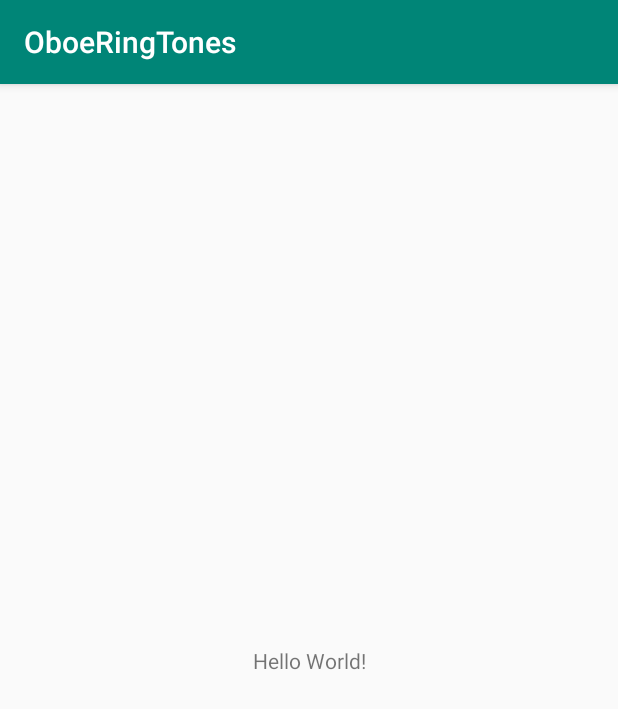
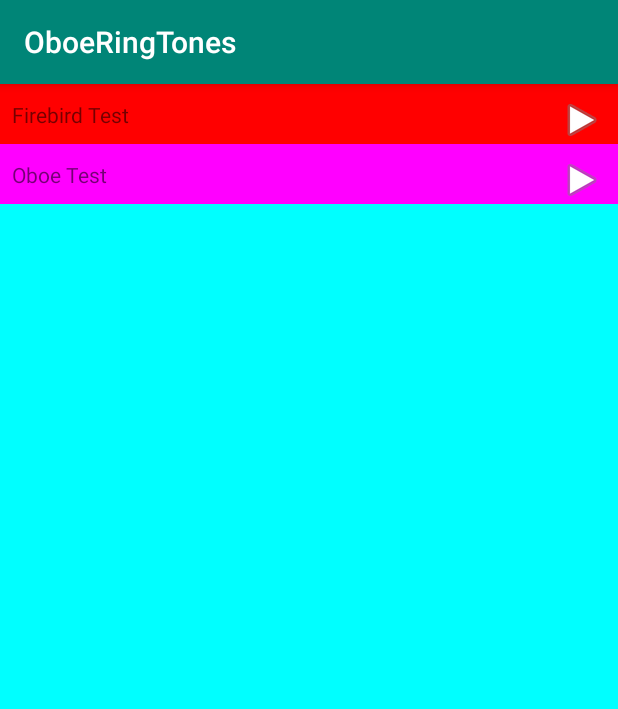
Before and after one commit to Jeffreyoboe1/OboeRingTones, an Android app: the screen it shows after launch (MainActivity), on a phone screen of 412 x 824 dp. Shown: the top 709 px of the screen. Run offline under Robolectric (Android 15) with nearby library versions, the light colour scheme and no system bars.

Commit message:
- The Recycler View now plays when I click play, some test files.  Sweet.  Next I need to see if I can actually add them to the ringtones, notifications, or alarms.

```diff
--- a/app/build.gradle
+++ b/app/build.gradle
@@ -30,4 +30,5 @@
     testImplementation 'junit:junit:4.12'
     androidTestImplementation 'com.android.support.test:runner:1.0.2'
     androidTestImplementation 'com.android.support.test.espresso:espresso-core:3.0.2'
+    implementation 'com.android.support:recyclerview-v7:28.0.0'
 }
--- a/app/src/main/java/padgett/com/oboeringtones/MainActivity.kt
+++ b/app/src/main/java/padgett/com/oboeringtones/MainActivity.kt
@@ -1,13 +1,51 @@
 package padgett.com.oboeringtones
 
+import android.graphics.Color
 import android.support.v7.app.AppCompatActivity
 import android.os.Bundle
+import android.support.v7.widget.LinearLayoutManager
+import kotlinx.android.synthetic.main.activity_main.*
 
 class MainActivity : AppCompatActivity() {
+
+    var musicList: ArrayList<OboeExcerpt> = arrayListOf()
+    var OboeExcerpt = OboeExcerpt("Firebird Test", R.raw.firebird_test)
+    var adapter: MyAdapter = MyAdapter(musicList)
+
 
     override fun onCreate(savedInstanceState: Bundle?) {
         super.onCreate(savedInstanceState)
         setContentView(R.layout.activity_main)
         // what up
+        // yo?
+
+        musicList.add(OboeExcerpt)
+        OboeExcerpt = OboeExcerpt("Oboe Test", R.raw.oboe_test)
+        musicList.add(OboeExcerpt)
+
+
+
+
+
+        recyclerlViewMain.setBackgroundColor(Color.CYAN);
+
+        recyclerlViewMain.layoutManager = LinearLayoutManager(this)
+        recyclerlViewMain.adapter = adapter
+
+
+
+
+
     }
+
+    override fun onStop() {
+            adapter.mediaPlayer?.stop()
+            adapter.mediaPlayer?.release()
+            adapter.mediaPlayer = null
+
+
+        super.onStop()
+    }
+
+
 }
--- /dev/null
+++ b/app/src/main/java/padgett/com/oboeringtones/MyAdapter.kt
@@ -0,0 +1,70 @@
+package padgett.com.oboeringtones
+
+import android.graphics.Color
+import android.media.MediaPlayer
+import android.support.v7.widget.RecyclerView
+import android.view.LayoutInflater
+import android.view.View
+import android.view.ViewGroup
+import android.widget.Toast
+import kotlinx.android.synthetic.main.viewholder.view.*
+
+class MyAdapter(val excerptList: ArrayList<OboeExcerpt>): RecyclerView.Adapter<MyViewHolder>() {
+
+var mediaPlayer: MediaPlayer? = MediaPlayer()
+
+
+
+
+    override fun onCreateViewHolder(p0: ViewGroup, p1: Int): MyViewHolder {
+
+        val layoutInflater = LayoutInflater.from(p0.context)
+        val viewForRow = layoutInflater.inflate(R.layout.viewholder, p0, false);
+
+
+        return MyViewHolder(viewForRow);
+    }
+
+    override fun getItemCount(): Int {
+
+        return excerptList.size
+    }
+
+    override fun onBindViewHolder(holder: MyViewHolder, position: Int) {
+
+        var title: String = excerptList.get(position).title
+        var excerpt: Int = excerptList.get(position).musicResource
+
+        holder.itemView.textView.setText(title)
+
+        holder.itemView.imageView.setOnClickListener {
+            if (mediaPlayer?.isPlaying() ?: false) {
+                mediaPlayer?.pause();
+
+
+
+            }
+
+            mediaPlayer = MediaPlayer.create(holder.itemView.context, excerpt);
+            mediaPlayer?.start();
+
+        }
+        if (position % 2 ==0) {
+            holder.itemView.setBackgroundColor(Color.RED)
+        } else {
+            holder.itemView.setBackgroundColor(Color.MAGENTA)
+
+        }
+
+
+
+    }
+
+
+
+}
+
+
+class MyViewHolder(view: View): RecyclerView.ViewHolder (view){
+
+}
--- /dev/null
+++ b/app/src/main/java/padgett/com/oboeringtones/OboeExcerpt.kt
@@ -0,0 +1,5 @@
+package padgett.com.oboeringtones
+
+data class OboeExcerpt(val title: String, val musicResource: Int) {
+
+}
--- a/app/src/main/res/layout/activity_main.xml
+++ b/app/src/main/res/layout/activity_main.xml
@@ -8,6 +8,7 @@
         tools:context=".MainActivity">
 
     <TextView
+            android:id="@+id/firstTV"
             android:layout_width="wrap_content"
             android:layout_height="wrap_content"
             android:text="Hello World!"
@@ -15,5 +16,14 @@
             app:layout_constraintLeft_toLeftOf="parent"
             app:layout_constraintRight_toRightOf="parent"
             app:layout_constraintTop_toTopOf="parent"/>
+    <android.support.v7.widget.RecyclerView
+            android:id="@+id/recyclerlViewMain"
+            android:layout_height="match_parent"
+            android:layout_width="match_parent"
+            app:layout_constraintBottom_toBottomOf="parent"
+            app:layout_constraintLeft_toLeftOf="parent"
+            app:layout_constraintRight_toRightOf="parent"
+            app:layout_constraintTop_toTopOf="parent"
+            tools:layout_editor_absoluteY="8dp" tools:layout_editor_absoluteX="8dp"/>
 
 </android.support.constraint.ConstraintLayout>
--- /dev/null
+++ b/app/src/main/res/layout/viewholder.xml
@@ -0,0 +1,19 @@
+<?xml version="1.0" encoding="utf-8"?>
+<android.support.constraint.ConstraintLayout xmlns:android="http://schemas.android.com/apk/res/android"
+                                             xmlns:app="http://schemas.android.com/apk/res-auto" xmlns:tools="http://schemas.android.com/tools" android:layout_width="match_parent"
+              android:layout_height="wrap_content">
+
+    <TextView
+            android:text="Example Excerpt"
+            android:layout_width="wrap_content"
+            android:layout_height="wrap_content"
+            android:id="@+id/textView" app:layout_constraintStart_toStartOf="parent" android:layout_marginLeft="8dp"
+            android:layout_marginStart="8dp" app:layout_constraintTop_toTopOf="@+id/imageView"
+            android:layout_marginBottom="8dp" app:layout_constraintBottom_toBottomOf="@+id/imageView"/>
+    <ImageView
+            android:layout_width="wrap_content"
+            android:layout_height="wrap_content" app:srcCompat="@android:drawable/ic_media_play"
+            android:id="@+id/imageView" app:layout_constraintEnd_toEndOf="parent"
+            android:layout_marginEnd="8dp" android:layout_marginRight="8dp" android:layout_marginTop="8dp"
+            app:layout_constraintTop_toTopOf="parent"/>
+</android.support.constraint.ConstraintLayout>
```
Also changed, not shown: 2 other files.
